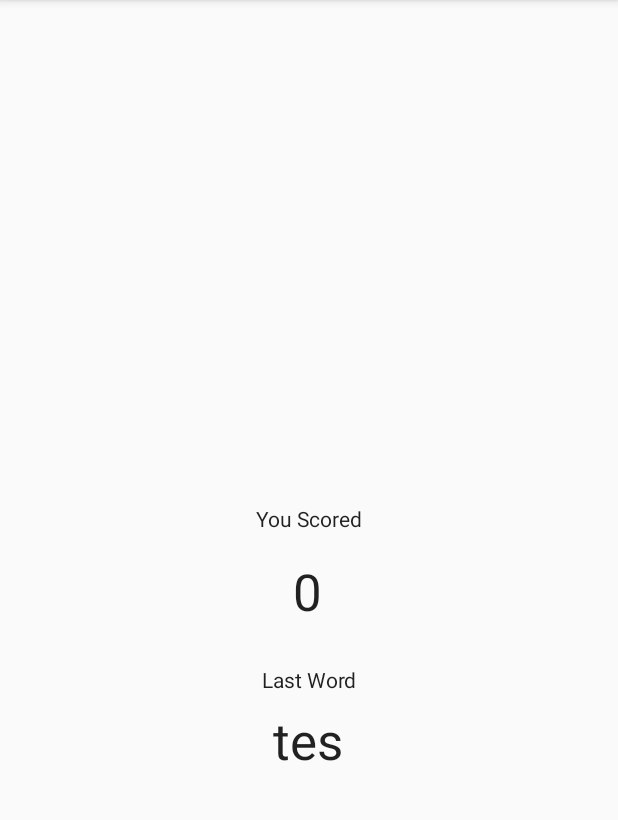
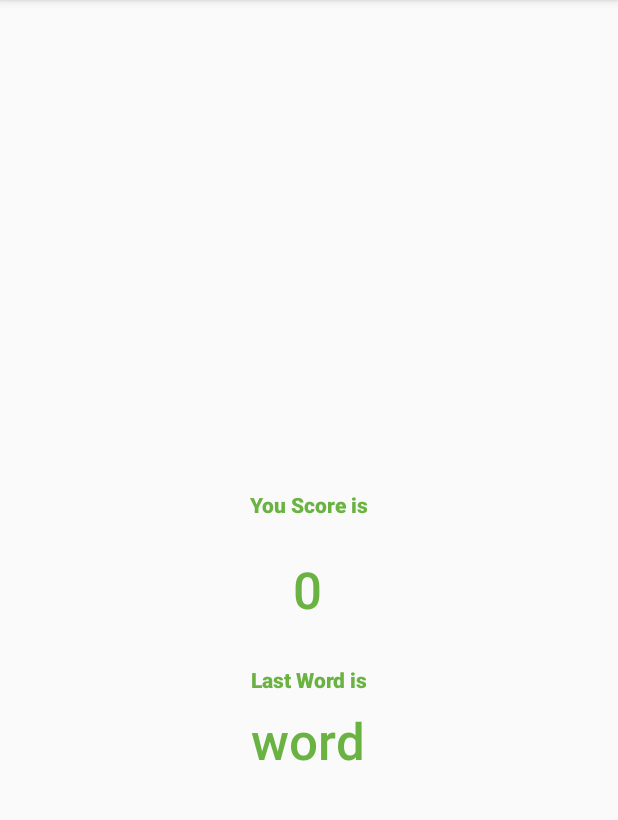
Before and after one commit to fadhil27/GuessTheWord-D121191049, an Android app: the ScoreFragment screen opened through its navigation route, on a phone screen of 412 x 824 dp, the part 84-904 px from its top. Run offline under Robolectric (Android 15) with nearby library versions, the phone set to English and light mode, and no system bars; our stand-ins replace data binding, navigation-ui.

Commit message:
Adding Profile Fragment and Button Profile

```diff
--- a/app/build.gradle
+++ b/app/build.gradle
@@ -52,6 +52,7 @@ dependencies {
     implementation 'androidx.appcompat:appcompat:1.2.0'
     implementation 'androidx.constraintlayout:constraintlayout:1.1.3'
     implementation 'androidx.legacy:legacy-support-v4:1.0.0'
+    implementation 'androidx.lifecycle:lifecycle-livedata-ktx:2.4.0'
     testImplementation 'junit:junit:4.12'
 
 
--- a/app/src/main/java/com/example/android/guesstheword/screens/title/TitleFragment.kt
+++ b/app/src/main/java/com/example/android/guesstheword/screens/title/TitleFragment.kt
@@ -17,12 +17,13 @@
 package com.example.android.guesstheword.screens.title
 
 import android.os.Bundle
-import android.view.LayoutInflater
-import android.view.View
-import android.view.ViewGroup
+
+import android.view.*
 import androidx.databinding.DataBindingUtil
 import androidx.fragment.app.Fragment
+import androidx.navigation.findNavController
 import androidx.navigation.fragment.findNavController
+import androidx.navigation.ui.NavigationUI
 import com.example.android.guesstheword.R
 import com.example.android.guesstheword.databinding.TitleFragmentBinding
 
@@ -40,6 +41,9 @@ class TitleFragment : Fragment() {
         binding.playGameButton.setOnClickListener {
             findNavController().navigate(TitleFragmentDirections.actionTitleToGame())
         }
+        binding.profile.setOnClickListener {
+            findNavController().navigate(TitleFragmentDirections.profile())
+        }
         return binding.root
     }
 }
--- a/app/src/main/res/layout/score_fragment.xml
+++ b/app/src/main/res/layout/score_fragment.xml
@@ -26,14 +26,10 @@
 
         <TextView
             android:id="@+id/you_scored_text"
+            style="@style/style2"
             android:layout_width="wrap_content"
             android:layout_height="wrap_content"
-            android:layout_marginTop="32dp"
-            android:fontFamily="sans-serif"
             android:text="@string/you_scored"
-            android:textColor="@color/black_text_color"
-            android:textSize="14sp"
-            android:textStyle="normal"
             app:layout_constraintBottom_toTopOf="@+id/score_text"
             app:layout_constraintEnd_toEndOf="parent"
             app:layout_constraintHorizontal_bias="0.5"
@@ -44,14 +40,10 @@
 
         <TextView
             android:id="@+id/score_text"
+            style="@style/style1"
             android:layout_width="wrap_content"
             android:layout_height="wrap_content"
             android:layout_marginTop="16dp"
-            android:fontFamily="sans-serif"
-            android:textColor="@color/black_text_color"
-            android:textSize="34sp"
-            android:textStyle="normal"
-            android:visibility="visible"
             app:layout_constraintBottom_toTopOf="@+id/last_tv"
             app:layout_constraintEnd_toEndOf="parent"
             app:layout_constraintHorizontal_bias="0.498"
@@ -62,7 +54,7 @@
 
         <TextView
             android:id="@+id/last_tv"
-            style="@style/textTitle2"
+            style="@style/style2"
             android:layout_width="wrap_content"
             android:layout_height="wrap_content"
             android:text="@string/last_word_text"
@@ -72,7 +64,7 @@
 
         <TextView
             android:id="@+id/lastWord_tv"
-            style="@style/textTitle"
+            style="@style/style1"
             android:layout_width="wrap_content"
             android:layout_height="wrap_content"
             android:layout_marginBottom="252dp"
--- a/app/src/main/res/values/colors.xml
+++ b/app/src/main/res/values/colors.xml
@@ -26,4 +26,5 @@
     <color name="grey_text_color">#99000000</color>
     <color name="grey_button_color">#606060</color>
     <color name="white_text_color">#ffffff</color>
+    <color name="biru">#2196F3</color>
 </resources>
--- a/app/src/main/res/values/strings.xml
+++ b/app/src/main/res/values/strings.xml
@@ -18,7 +18,7 @@
     <string name="app_name">Guess the Word</string>
     <string name="skip">Skip</string>
     <string name="play_again">Play Again</string>
-    <string name="you_scored">You Scored</string>
+    <string name="you_scored">You Score is</string>
     <string name="title_text">guess the word!</string>
     <string name="play_button">Play</string>
     <string name="get_ready">Get ready to</string>
@@ -26,5 +26,7 @@
     <string name="end_game">End game</string>
     <string name="word_is">The word is…</string>
     <string name="profile">Profile</string>
-    <string name="last_word_text">Last Word</string>
+    <string name="last_word_text">Last Word is</string>
+    <string name="name">Fadhil Khusnul Hakim</string>
+    <string name="nim">D121191049</string>
 </resources>
--- a/app/src/main/res/values/styles.xml
+++ b/app/src/main/res/values/styles.xml
@@ -47,23 +47,23 @@
         <item name="colorControlHighlight">@color/skip_red_color</item>
     </style>
 
-    <style name="textTitle">
+    <style name="style1">
         <item name="android:layout_width">wrap_content</item>
         <item name="android:layout_height">wrap_content</item>
         <item name="android:layout_marginTop">16dp</item>
-        <item name="android:fontFamily">sans-serif</item>
-        <item name="android:textColor">@color/black_text_color</item>
+        <item name="android:fontFamily">sans-serif-medium</item>
+        <item name="android:textColor">@color/colorPrimary</item>
         <item name="android:textSize">34sp</item>
         <item name="android:textStyle">normal</item>
     </style>
 
-    <style name="textTitle2">
+    <style name="style2">
         <item name="android:layout_width">wrap_content</item>
         <item name="android:layout_height">wrap_content</item>
         <item name="android:layout_marginTop">8dp</item>
         <item name="android:layout_marginBottom">8dp</item>
-        <item name="android:fontFamily">sans-serif</item>
-        <item name="android:textColor">@color/black_text_color</item>
+        <item name="android:fontFamily">sans-serif-black</item>
+        <item name="android:textColor">@color/colorPrimary</item>
         <item name="android:textSize">14sp</item>
         <item name="android:textStyle">normal</item>
     </style>
```
Also changed, not shown: app/src/main/java/com/example/android/guesstheword/ProfilFragment.kt (added, +44 -0 lines), app/src/main/res/layout/profil_fragment.xml (added, +39 -0 lines), app/src/main/res/layout/title_fragment.xml (+3 -4 lines), app/src/main/res/navigation/main_navigation.xml (+15 -1 lines).
